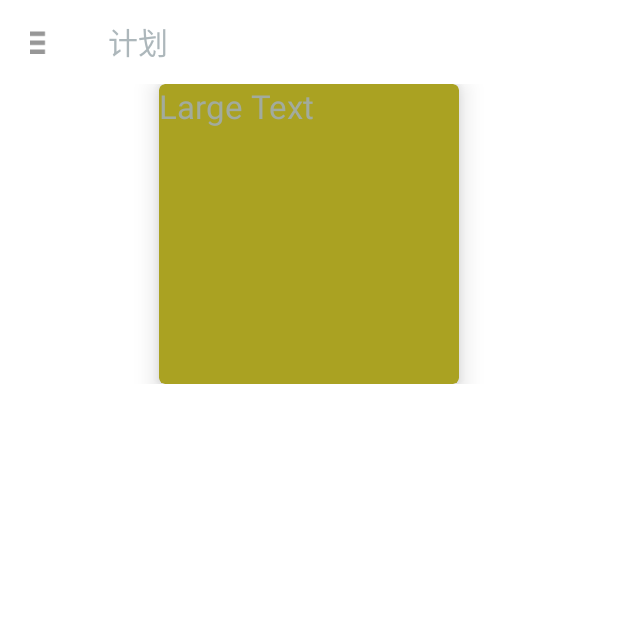
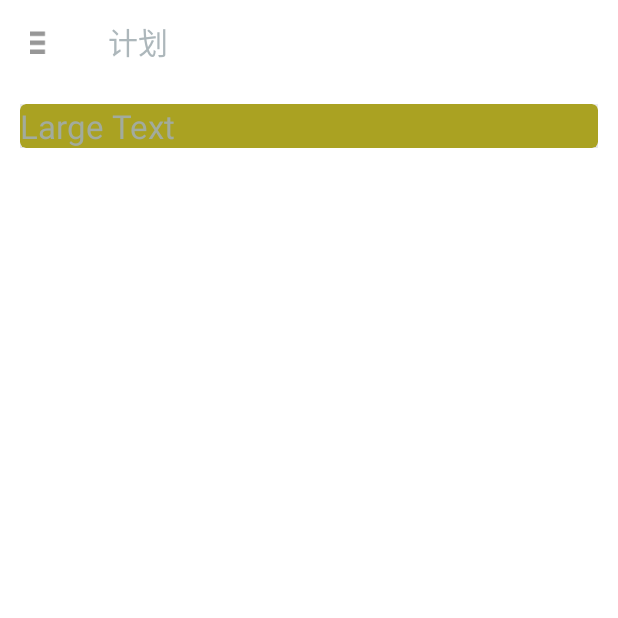
Before and after one commit to hoholidayx/Pedometer, an Android app: the screen it shows after launch (MainActivity), in the side drawer, after a tap on "计划", on a phone screen of 412 x 824 dp, the top half of it. Run offline under Robolectric (Android 15) with nearby library versions, the phone set to English and light mode, and no system bars; Roboto replaces fonts that are not available here; 2 statements that could not run were skipped.

Commit message:
更新边距

```diff
--- a/app/src/main/res/layout/list_item_plan_card.xml
+++ b/app/src/main/res/layout/list_item_plan_card.xml
@@ -2,14 +2,15 @@
 <LinearLayout xmlns:android="http://schemas.android.com/apk/res/android"
     android:layout_width="match_parent"
     android:layout_height="wrap_content"
+    android:padding="13dp"
     android:gravity="center"
     xmlns:cardview="http://schemas.android.com/apk/res-auto">
 
 
     <android.support.v7.widget.CardView
         android:layout_gravity="center"
-        android:layout_width="200dp"
-        android:layout_height="200dp"
+        android:layout_width="match_parent"
+        android:layout_height="wrap_content"
         cardview:cardCornerRadius="4dp"
         cardview:cardElevation="10dp"
         cardview:cardBackgroundColor="#aaa222">
```
